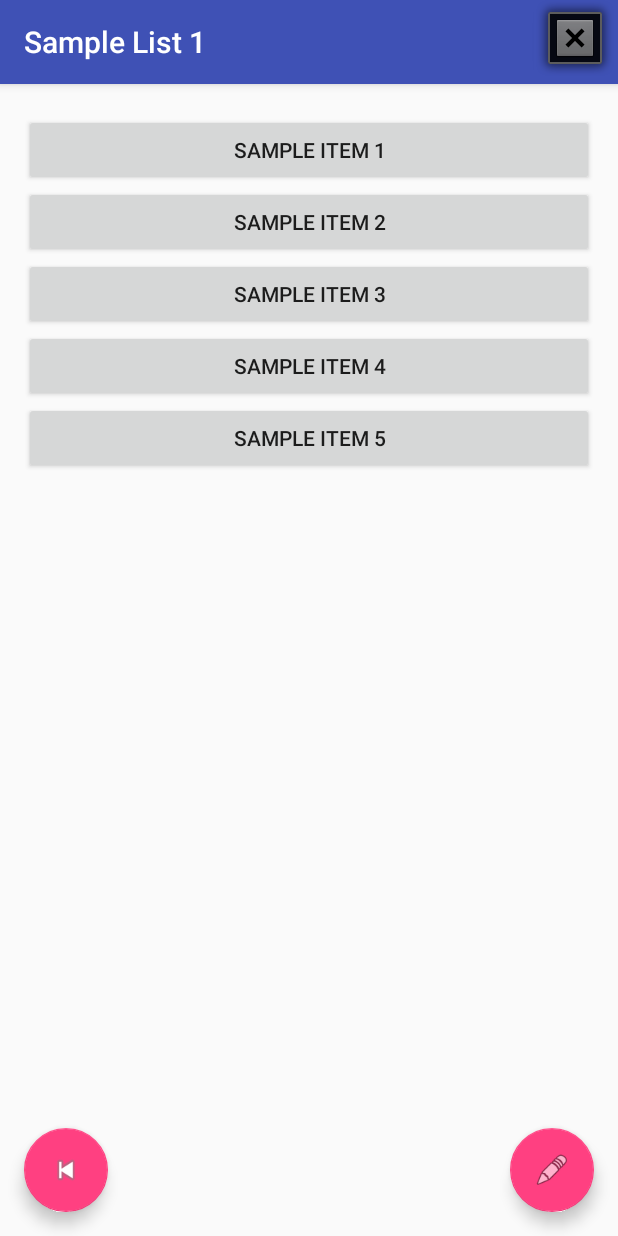
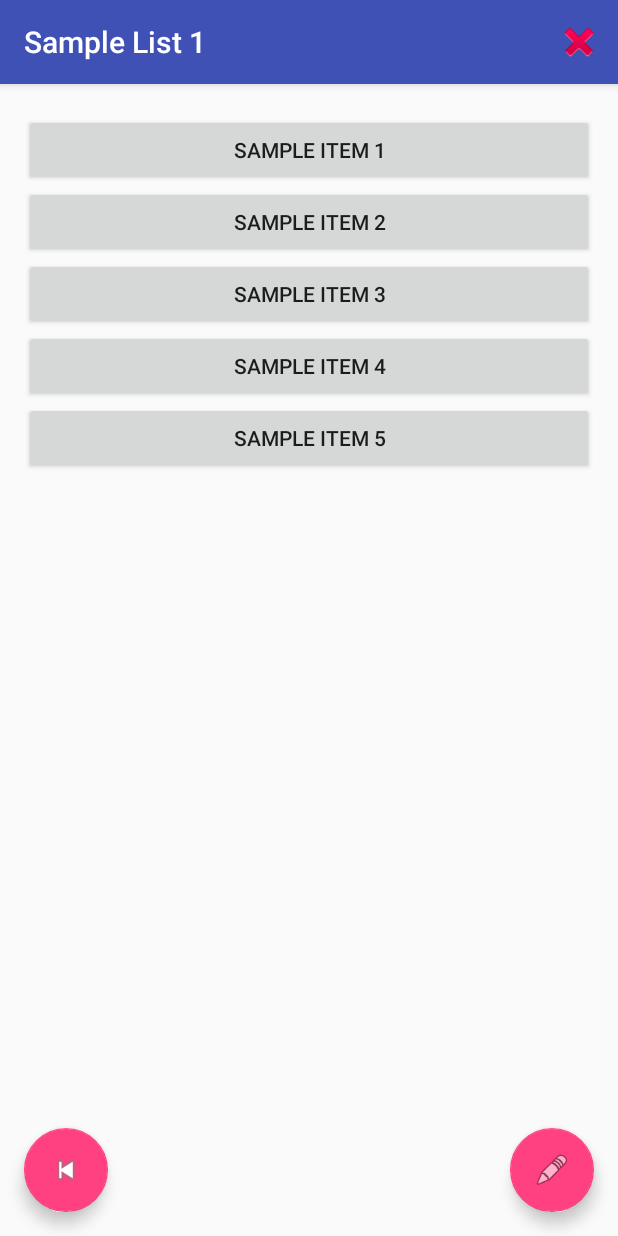
Before and after one commit to ethanransdell/android-my-lists, an Android app: the screen it shows after launch (ViewList), after a tap on an icon or button, on a phone screen of 412 x 824 dp. Run offline under Robolectric (Android 15) with nearby library versions, the light colour scheme and no system bars.

Commit message:
updated icon

```diff
--- a/app/src/main/java/com/ethanransdell/mylists/MainActivity.java
+++ b/app/src/main/java/com/ethanransdell/mylists/MainActivity.java
@@ -136,12 +136,12 @@ public class MainActivity extends AppCompatActivity {
         }
 
         protected Void doInBackground(Void... params) {
-            db.execSQL("DROP TABLE lists;");
-            db.execSQL("DROP TABLE list_items;");
+//            db.execSQL("DROP TABLE lists;");
+//            db.execSQL("DROP TABLE list_items;");
             db.execSQL("CREATE TABLE IF NOT EXISTS lists(" + BaseColumns._ID + " INTEGER PRIMARY KEY, list_name TEXT);");
             db.execSQL("CREATE TABLE IF NOT EXISTS list_items(" + BaseColumns._ID + " INTEGER PRIMARY KEY, list_id INTEGER, list_item_name TEXT);");
             System.out.println("Created tables.");
-            if (prefs.getBoolean("firstrun", true)||true) {
+            if (prefs.getBoolean("firstrun", true)) {
                 ContentValues sampleListsValues;
                 ContentValues sampleListItemsValues;
                 Long newListRowId;
--- a/app/src/main/res/layout/activity_view_list.xml
+++ b/app/src/main/res/layout/activity_view_list.xml
@@ -23,11 +23,12 @@
             <ImageButton
                 android:layout_width="wrap_content"
                 android:layout_height="wrap_content"
-                app:srcCompat="@android:drawable/btn_dialog"
+                app:srcCompat="@android:drawable/ic_delete"
                 android:id="@+id/button_delete"
                 android:layout_gravity="top|end"
-                style="@style/Widget.AppCompat.ImageButton"
-                android:background="@android:drawable/alert_dark_frame" />
+                style="@android:style/Widget.DeviceDefault.Light.ImageButton"
+                android:background="@android:color/transparent"
+                android:paddingRight="10dp"/>
 
         </android.support.v7.widget.Toolbar>
 
--- a/app/src/main/res/values/colors.xml
+++ b/app/src/main/res/values/colors.xml
@@ -2,5 +2,5 @@
 <resources>
     <color name="colorPrimary">#3F51B5</color>
     <color name="colorPrimaryDark">#303F9F</color>
-    <color name="colorAccent">#FF4081</color>
+    <color name="colorAccent">#ff4081</color>
 </resources>
```
Also changed, not shown: app/src/main/java/com/ethanransdell/mylists/AddListItem.java (+4 -4 lines), app/src/main/java/com/ethanransdell/mylists/ViewList.java (+18 -16 lines), app/src/main/res/values/strings.xml (+8 -6 lines), app/src/main/ic_launcher-web.png (added), app/src/main/res/mipmap-hdpi/ic_launcher.png, app/src/main/res/mipmap-mdpi/ic_launcher.png, app/src/main/res/mipmap-xhdpi/ic_launcher.png, app/src/main/res/mipmap-xxhdpi/ic_launcher.png, app/src/main/res/mipmap-xxxhdpi/ic_launcher.png, 1 other file.
